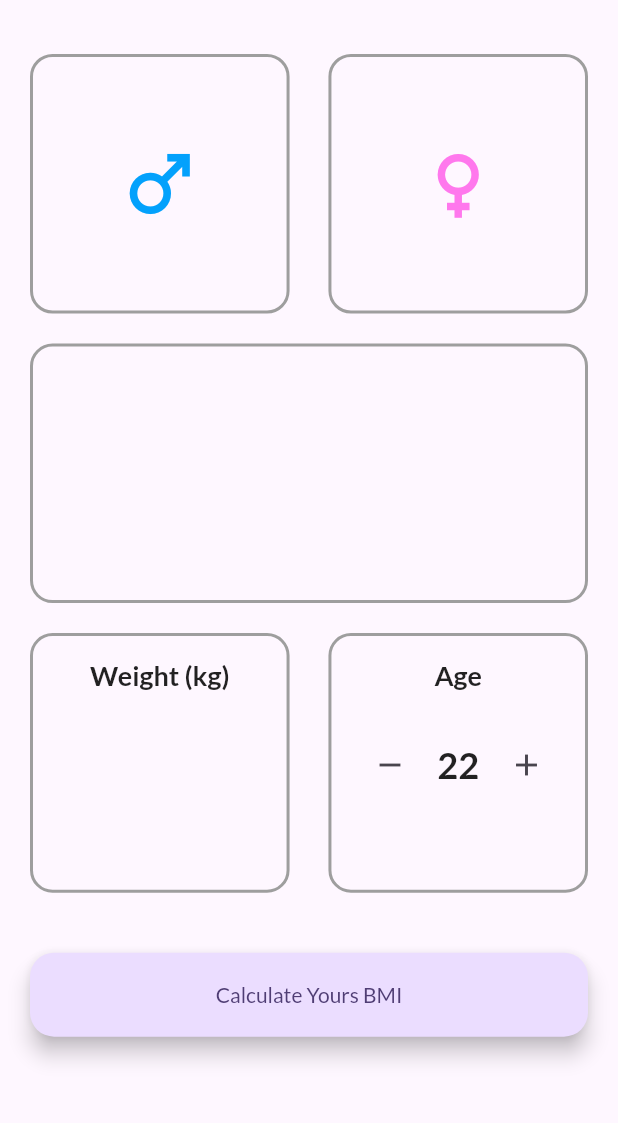
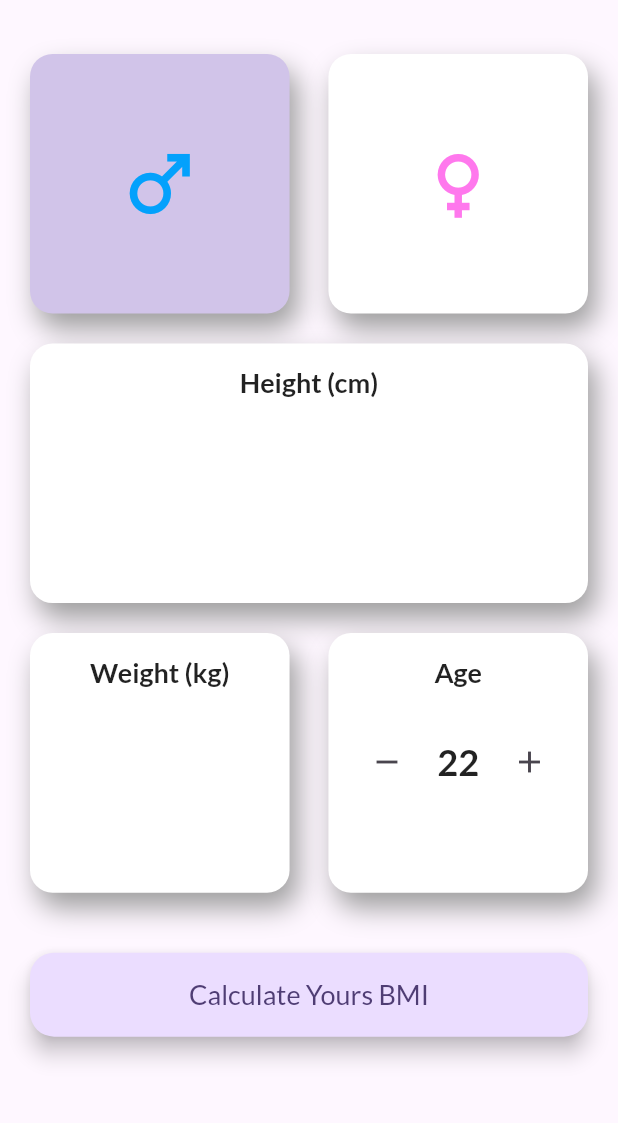
Before and after one commit to jtrznadel/flutter_bmi_calculator, a Flutter app: the screen it shows after launch, on a phone screen of 412 x 824 dp, the part 60-1183 px from its top. Run offline on Flutter 3.47's test engine with Material 2 defaults, Android fonts, the phone set to English and light mode, and no system bars; our stand-ins replace google_fonts.

Commit message:
redesign, age callback added

```diff
--- a/lib/screens/bmi_screen.dart
+++ b/lib/screens/bmi_screen.dart
@@ -13,6 +13,9 @@ class BmiScreen extends StatefulWidget {
 }
 
 class _BMIScreenState extends State<BmiScreen> {
+  bool isMalePressed = true;
+  bool isFemalePressed = false;
+  int age = 22;
   @override
   Widget build(BuildContext context) {
     return Scaffold(
@@ -27,13 +30,31 @@ class _BMIScreenState extends State<BmiScreen> {
               Row(
                 mainAxisAlignment: MainAxisAlignment.spaceBetween,
                 children: [
-                  GenderWidget(
-                    color: kMaleColor,
-                    icon: Icons.male_outlined,
+                  GestureDetector(
+                    child: GenderWidget(
+                      color: kMaleColor,
+                      isPressed: isMalePressed,
+                      icon: Icons.male_outlined,
+                    ),
+                    onTap: () {
+                      setState(() {
+                        isMalePressed = true;
+                        isFemalePressed = false;
+                      });
+                    },
                   ),
-                  GenderWidget(
-                    color: kFemaleColor,
-                    icon: Icons.female_outlined,
+                  GestureDetector(
+                    child: GenderWidget(
+                      color: kFemaleColor,
+                      isPressed: isFemalePressed,
+                      icon: Icons.female_outlined,
+                    ),
+                    onTap: () {
+                      setState(() {
+                        isMalePressed = false;
+                        isFemalePressed = true;
+                      });
+                    },
                   )
                 ],
               ),
@@ -44,9 +65,19 @@ class _BMIScreenState extends State<BmiScreen> {
               const SizedBox(
                 height: 20,
               ),
-              const Row(
+              Row(
                 mainAxisAlignment: MainAxisAlignment.spaceBetween,
-                children: [WeightWidget(), AgeWidget()],
+                children: [
+                  const WeightWidget(),
+                  AgeWidget(
+                    initialAge: age,
+                    onAgeChanged: (newAge) {
+                      setState(() {
+                        age = newAge;
+                      });
+                    },
+                  )
+                ],
               ),
               const SizedBox(
                 height: 40,
@@ -55,7 +86,10 @@ class _BMIScreenState extends State<BmiScreen> {
                 width: double.infinity,
                 child: FloatingActionButton(
                   onPressed: () {},
-                  child: const Text("Calculate Yours BMI"),
+                  child: const Text(
+                    "Calculate Yours BMI",
+                    style: TextStyle(fontSize: 18),
+                  ),
                 ),
               )
             ],
--- a/lib/widgets/age_widget.dart
+++ b/lib/widgets/age_widget.dart
@@ -1,16 +1,22 @@
 import 'package:flutter/material.dart';
 
 class AgeWidget extends StatefulWidget {
-  const AgeWidget({
-    super.key,
-  });
+  final int initialAge;
+  final ValueChanged<int> onAgeChanged;
+  const AgeWidget({super.key, this.initialAge = 22, required this.onAgeChanged});
 
   @override
   State<AgeWidget> createState() => _AgeWidgetState();
 }
 
 class _AgeWidgetState extends State<AgeWidget> {
-  int age = 22;
+  late int age;
+
+  @override
+  void initState() {
+    super.initState();
+    age = widget.initialAge;
+  }
 
   @override
   Widget build(BuildContext context) {
@@ -20,9 +26,12 @@ class _AgeWidgetState extends State<AgeWidget> {
       padding: const EdgeInsets.all(15),
       width: size.width * 0.42,
       height: size.width * 0.42,
-      decoration: BoxDecoration(
-          border: Border.all(width: 2, color: Colors.grey),
-          borderRadius: const BorderRadius.all(Radius.circular(15))),
+      decoration: const BoxDecoration(
+          color: Colors.white,
+          boxShadow: [
+            BoxShadow(color: Colors.grey, blurRadius: 15.0, offset: Offset(5, 10))
+          ],
+          borderRadius: BorderRadius.all(Radius.circular(15))),
       child: Column(children: [
         const Text(
           "Age",
@@ -38,6 +47,7 @@ class _AgeWidgetState extends State<AgeWidget> {
                 onPressed: () {
                   setState(() {
                     age -= 1;
+                    widget.onAgeChanged(age);
                   });
                 },
                 icon: const Icon(Icons.remove)),
@@ -52,6 +62,7 @@ class _AgeWidgetState extends State<AgeWidget> {
                 onPressed: () {
                   setState(() {
                     age += 1;
+                    widget.onAgeChanged(age);
                   });
                 },
                 icon: const Icon(Icons.add)),
--- a/lib/widgets/gender_widget.dart
+++ b/lib/widgets/gender_widget.dart
@@ -1,13 +1,11 @@
 import 'package:flutter/material.dart';
 
 class GenderWidget extends StatelessWidget {
-  const GenderWidget({
-    super.key,
-    required this.color,
-    required this.icon,
-  });
+  const GenderWidget(
+      {super.key, required this.color, required this.icon, required this.isPressed});
 
   final Color color;
+  final bool isPressed;
   final IconData icon;
 
   @override
@@ -18,8 +16,11 @@ class GenderWidget extends StatelessWidget {
       width: size.width * 0.42,
       height: size.width * 0.42,
       decoration: BoxDecoration(
-          border: Border.all(width: 2, color: Colors.grey),
-          borderRadius: const BorderRadius.all(Radius.circular(15))),
+          borderRadius: const BorderRadius.all(Radius.circular(15)),
+          color: isPressed ? Colors.deepPurple[100] : Colors.white,
+          boxShadow: const [
+            BoxShadow(color: Colors.grey, blurRadius: 15.0, offset: Offset(5, 10))
+          ]),
       child: Icon(
         icon,
         size: 60,
--- a/lib/widgets/height_widget.dart
+++ b/lib/widgets/height_widget.dart
@@ -10,11 +10,23 @@ class HeightWidget extends StatelessWidget {
     final size = MediaQuery.of(context).size;
 
     return Container(
+      padding: const EdgeInsets.all(15),
       height: size.width * 0.42,
       width: double.infinity,
-      decoration: BoxDecoration(
-        border: Border.all(width: 2, color: Colors.grey),
-        borderRadius: const BorderRadius.all(Radius.circular(15)),
+      decoration: const BoxDecoration(
+        borderRadius: BorderRadius.all(Radius.circular(15)),
+        color: Colors.white,
+        boxShadow: [
+          BoxShadow(color: Colors.grey, blurRadius: 15.0, offset: Offset(5, 10))
+        ],
+      ),
+      child: const Column(
+        children: [
+          Text(
+            "Height (cm)",
+            style: TextStyle(fontWeight: FontWeight.bold, fontSize: 18),
+          ),
+        ],
       ),
     );
   }
--- a/lib/widgets/weight_widget.dart
+++ b/lib/widgets/weight_widget.dart
@@ -13,9 +13,12 @@ class WeightWidget extends StatelessWidget {
       padding: const EdgeInsets.all(15),
       width: size.width * 0.42,
       height: size.width * 0.42,
-      decoration: BoxDecoration(
-          border: Border.all(width: 2, color: Colors.grey),
-          borderRadius: const BorderRadius.all(Radius.circular(15))),
+      decoration: const BoxDecoration(
+          color: Colors.white,
+          boxShadow: [
+            BoxShadow(color: Colors.grey, blurRadius: 15.0, offset: Offset(5, 10))
+          ],
+          borderRadius: BorderRadius.all(Radius.circular(15))),
       child: const Column(children: [
         Text(
           "Weight (kg)",
```
Also changed, not shown: 1 other file.
